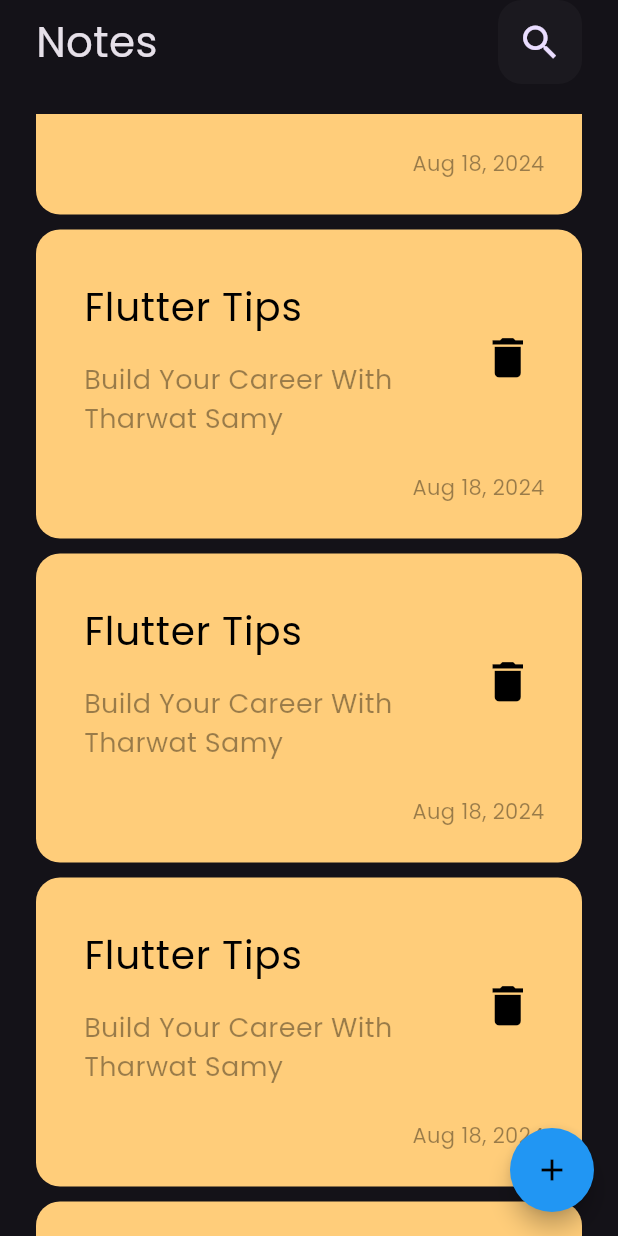
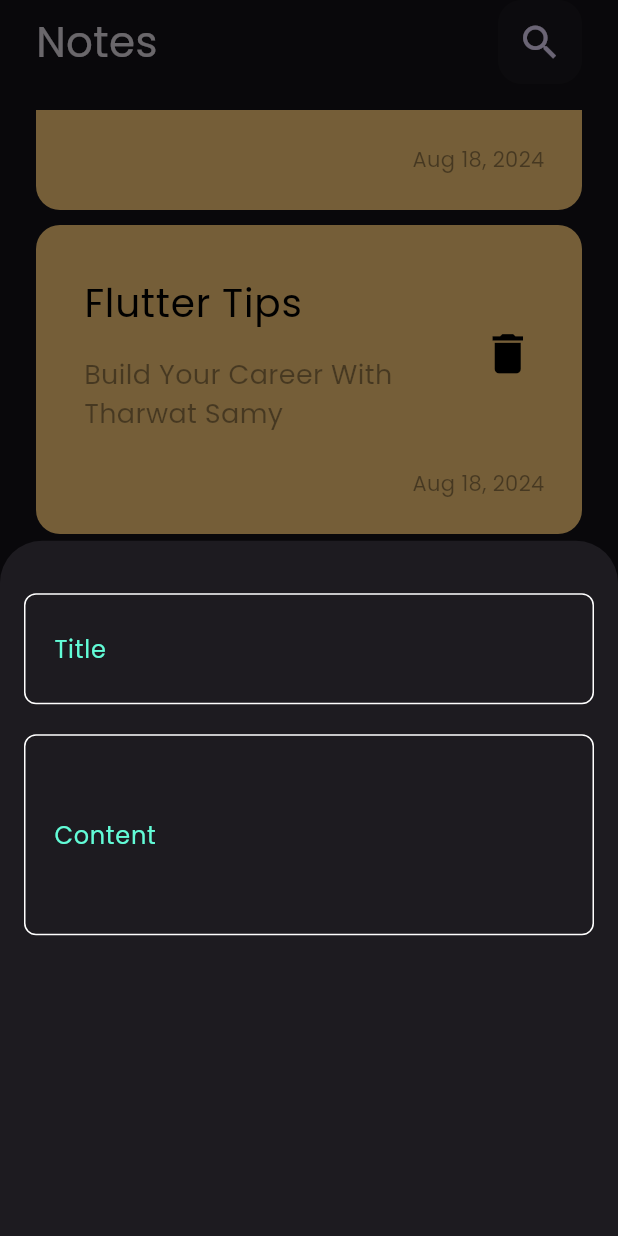
Before and after one commit to Kubbany/notes_app, a Flutter app: the screen it shows after launch, scrolled down 576 dp, after a tap on the "add" icon, on a phone screen of 412 x 824 dp. Run offline on Flutter 3.47's test engine with Material 3 defaults, Android fonts, the phone set to English and light mode, and no system bars.

Commit message:
added custom text field & floating action button

```diff
--- /dev/null
+++ b/lib/constants.dart
@@ -0,0 +1,3 @@
+import 'package:flutter/material.dart';
+
+const kPrimaryColor = Color(0xff62fcd7);
--- a/lib/main.dart
+++ b/lib/main.dart
@@ -1,7 +1,13 @@
 import 'package:flutter/material.dart';
+import 'package:flutter/services.dart';
 import 'package:notes_app/views/notes_view.dart';
 
 void main() {
+  SystemChrome.setSystemUIOverlayStyle(
+    const SystemUiOverlayStyle(
+      statusBarColor: Colors.transparent,
+    ),
+  );
   runApp(const NotesApp());
 }
 
--- a/lib/views/notes_view.dart
+++ b/lib/views/notes_view.dart
@@ -1,4 +1,6 @@
 import 'package:flutter/material.dart';
+import 'package:notes_app/widgets/add_note_bottom_sheet.dart';
+import 'package:notes_app/widgets/custom_floating_action_button.dart';
 import 'package:notes_app/widgets/notes_view_body.dart';
 
 class NotesView extends StatelessWidget {
@@ -7,19 +9,18 @@ class NotesView extends StatelessWidget {
   @override
   Widget build(BuildContext context) {
     return Scaffold(
+      floatingActionButton: CustomFloatingActionButton(
+        onPressed: () {
+          showModalBottomSheet(
+            context: context,
+            builder: (context) {
+              return const AddNoteBottomSheet();
+            },
+          );
+        },
+      ),
       body: const SafeArea(
         child: NotesViewBody(),
-      ),
-      floatingActionButton: FloatingActionButton(
-        onPressed: () {},
-        backgroundColor: Colors.blue,
-        shape: RoundedRectangleBorder(
-          borderRadius: BorderRadius.circular(999),
-        ),
-        child: const Icon(
-          Icons.add,
-          color: Colors.black,
-        ),
       ),
     );
   }
--- /dev/null
+++ b/lib/widgets/add_note_bottom_sheet.dart
@@ -0,0 +1,25 @@
+import 'package:flutter/material.dart';
+import 'package:notes_app/widgets/custom_text_field.dart';
+
+class AddNoteBottomSheet extends StatelessWidget {
+  const AddNoteBottomSheet({super.key});
+
+  @override
+  Widget build(BuildContext context) {
+    return const Padding(
+      padding: EdgeInsets.symmetric(vertical: 25, horizontal: 16),
+      child: Column(
+        children: [
+          CustomTextField(
+            hintText: "Title",
+            contentPadding: 25,
+          ),
+          CustomTextField(
+            hintText: "Content",
+            contentPadding: 55,
+          ),
+        ],
+      ),
+    );
+  }
+}
--- a/lib/widgets/custom_app_bar.dart
+++ b/lib/widgets/custom_app_bar.dart
@@ -5,11 +5,7 @@ class CustomAppBar extends StatelessWidget {
 
   @override
   Widget build(BuildContext context) {
-    return Padding(
-      padding: const EdgeInsets.only(
-        bottom: 20,
-      ),
-      child: Row(
+    return Row(
       mainAxisAlignment: MainAxisAlignment.spaceBetween,
       children: [
         const Text(
@@ -28,7 +24,6 @@ class CustomAppBar extends StatelessWidget {
           ),
         ),
       ],
-      ),
     );
   }
 }
--- /dev/null
+++ b/lib/widgets/custom_floating_action_button.dart
@@ -0,0 +1,21 @@
+import 'package:flutter/material.dart';
+import 'package:notes_app/constants.dart';
+
+class CustomFloatingActionButton extends StatelessWidget {
+  const CustomFloatingActionButton({super.key, required this.onPressed});
+  final VoidCallback onPressed;
+  @override
+  Widget build(BuildContext context) {
+    return FloatingActionButton(
+      onPressed: onPressed,
+      backgroundColor: kPrimaryColor,
+      shape: RoundedRectangleBorder(
+        borderRadius: BorderRadius.circular(999),
+      ),
+      child: const Icon(
+        Icons.add,
+        color: Colors.black,
+      ),
+    );
+  }
+}
--- /dev/null
+++ b/lib/widgets/custom_text_field.dart
@@ -0,0 +1,41 @@
+import 'package:flutter/material.dart';
+import 'package:notes_app/constants.dart';
+
+class CustomTextField extends StatelessWidget {
+  const CustomTextField(
+      {super.key, required this.hintText, this.contentPadding = 0});
+  final String hintText;
+  final double contentPadding;
+
+  @override
+  Widget build(BuildContext context) {
+    return Padding(
+      padding: const EdgeInsets.symmetric(
+        vertical: 10,
+      ),
+      child: TextField(
+        cursorColor: kPrimaryColor,
+        decoration: InputDecoration(
+          border: buildBorder(),
+          enabledBorder: buildBorder(),
+          focusedBorder: buildBorder(kPrimaryColor),
+          hintText: hintText,
+          hintStyle: const TextStyle(
+            color: kPrimaryColor,
+          ),
+          contentPadding:
+              EdgeInsets.symmetric(vertical: contentPadding, horizontal: 16),
+        ),
+      ),
+    );
+  }
+
+  buildBorder([color]) {
+    return OutlineInputBorder(
+      borderRadius: BorderRadius.circular(8),
+      borderSide: BorderSide(
+        color: color ?? Colors.white,
+      ),
+    );
+  }
+}
--- a/lib/widgets/notes_list_view.dart
+++ b/lib/widgets/notes_list_view.dart
@@ -6,10 +6,13 @@ class NotesListView extends StatelessWidget {
 
   @override
   Widget build(BuildContext context) {
-    return ListView.builder(
-      itemBuilder: (context, index) => const Padding(
-        padding: EdgeInsets.symmetric(vertical: 5),
-        child: NoteCard(),
+    return Padding(
+      padding: const EdgeInsets.symmetric(vertical: 17),
+      child: ListView.builder(
+        itemBuilder: (context, index) => const Padding(
+          padding: EdgeInsets.symmetric(vertical: 5),
+          child: NoteCard(),
+        ),
       ),
     );
   }
```
Lines whose indentation alone changed are shown as unchanged.
